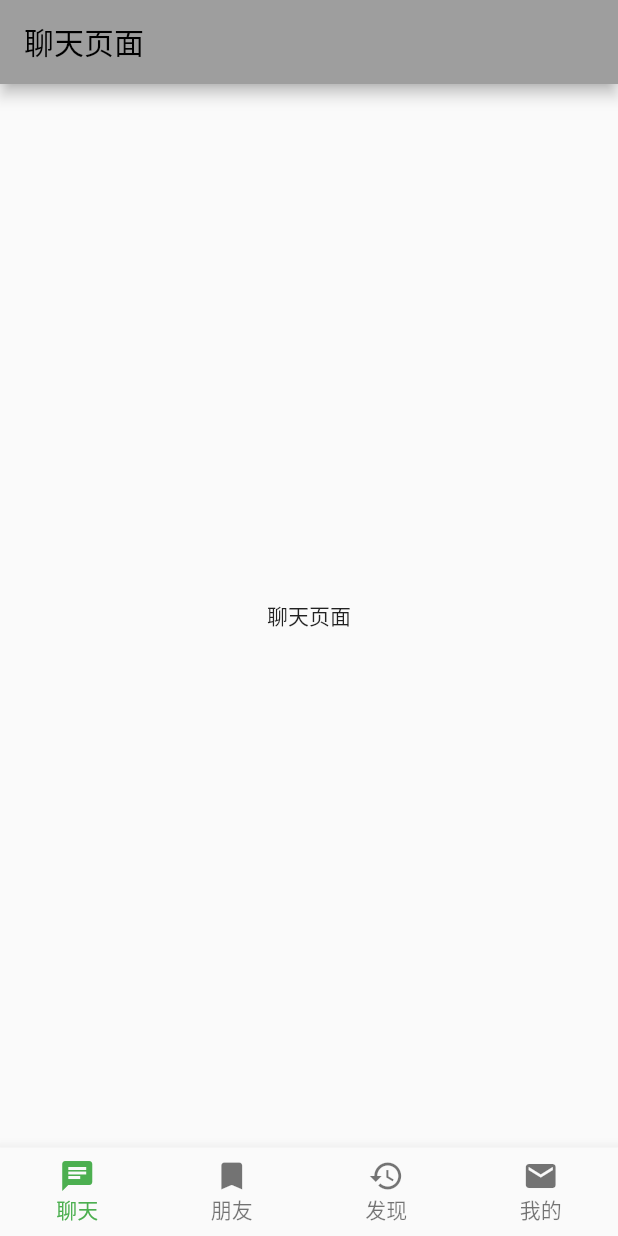
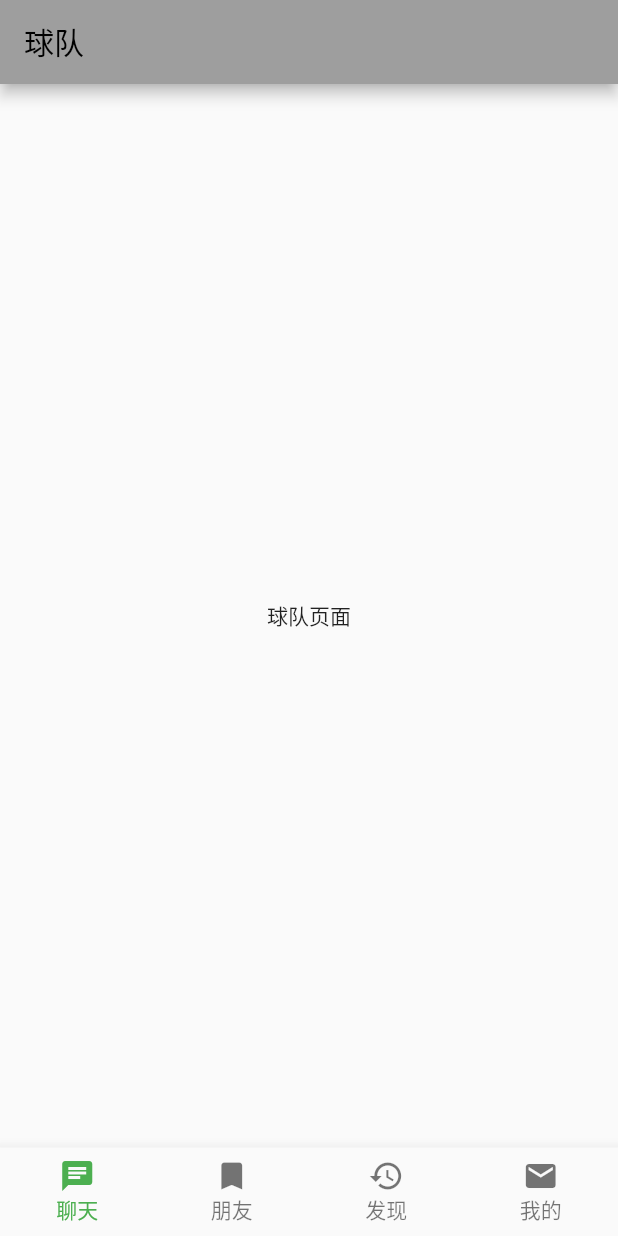
Before and after one commit to tcguo/FlutterOne, a Flutter app: the screen it shows after launch, on a phone screen of 412 x 824 dp. Run offline on Flutter 3.47's test engine with Material 2 defaults, Android fonts, the phone set to English and light mode, and no system bars; our stand-ins replace dio, logger; missing offline and left inert: dio_http_formatter.

Commit message:
add code

```diff
--- a/lib/config/appconfig.dart
+++ b/lib/config/appconfig.dart
@@ -1,5 +1,5 @@
 class AppConfig {
-  static const String appName = "WEA";
+  static const String appName = "NBA";
   static String appVersion = "7.9.2";
   static int osType = 1;
 
--- a/lib/core/http/interceptor/sign_interceptor.dart
+++ b/lib/core/http/interceptor/sign_interceptor.dart
@@ -77,5 +77,9 @@ class SignUtils {
 }
 
 class SignInterceptor extends InterceptorsWrapper {
-  // SignInterceptor(): super(onRequest: )
+  SignInterceptor()
+      : super(
+            onRequest: SignUtils.request,
+            onError: SignUtils.error,
+            onResponse: SignUtils.response);
 }
--- a/lib/main.dart
+++ b/lib/main.dart
@@ -1,4 +1,5 @@
 import 'package:flutter/material.dart';
+import 'package:hello_flutter/core/router/app_routers.dart';
 import 'package:hello_flutter/pages/root_page.dart';
 
 void main() {
@@ -27,6 +28,9 @@ class MyApp extends StatelessWidget {
       ),
       //home: const MyHomePage(title: 'Flutter Demo Home Page'),
       home: const RootPage(),
+      routes: AppRouter.routes,
+      onGenerateRoute: AppRouter.generateRoute,
+      onUnknownRoute: AppRouter.unknowRoute,
     );
   }
 }
@@ -75,7 +79,7 @@ class _MyHomePageState extends State<MyHomePage> {
       appBar: AppBar(
         // Here we take the value from the MyHomePage object that was created by
         // the App.build method, and use it to set our appbar title.
-        title: Text(widget().title),
+        title: Text(widget.title),
       ),
       body: Center(
         // Center is a layout widget. It takes a single child and positions it
--- a/lib/pages/chat_page.dart
+++ b/lib/pages/chat_page.dart
@@ -1,4 +1,5 @@
 import 'package:flutter/material.dart';
+import 'package:hello_flutter/pages/team/team_list_viewmodel.dart';
 
 class ChatPage extends StatefulWidget {
   const ChatPage({super.key});
@@ -8,14 +9,24 @@ class ChatPage extends StatefulWidget {
 }
 
 class _ChatPageState extends State<ChatPage> {
+  final TeamListViewModel _vm = TeamListViewModel();
+
+  void loadData() {}
+  @override
+  void initState() {
+    // TODO: implement initState
+    super.initState();
+    loadData();
+  }
+
   @override
   Widget build(BuildContext context) {
     return Scaffold(
       appBar: AppBar(
-        title: const Text("聊天页面"),
+        title: const Text("球队"),
       ),
       body: const Center(
-        child: Text('聊天页面'),
+        child: Text('球队页面'),
       ),
     );
   }
```
Also changed, not shown: lib/pages/discover_page.dart (+8 -1 lines), 38 other files.
